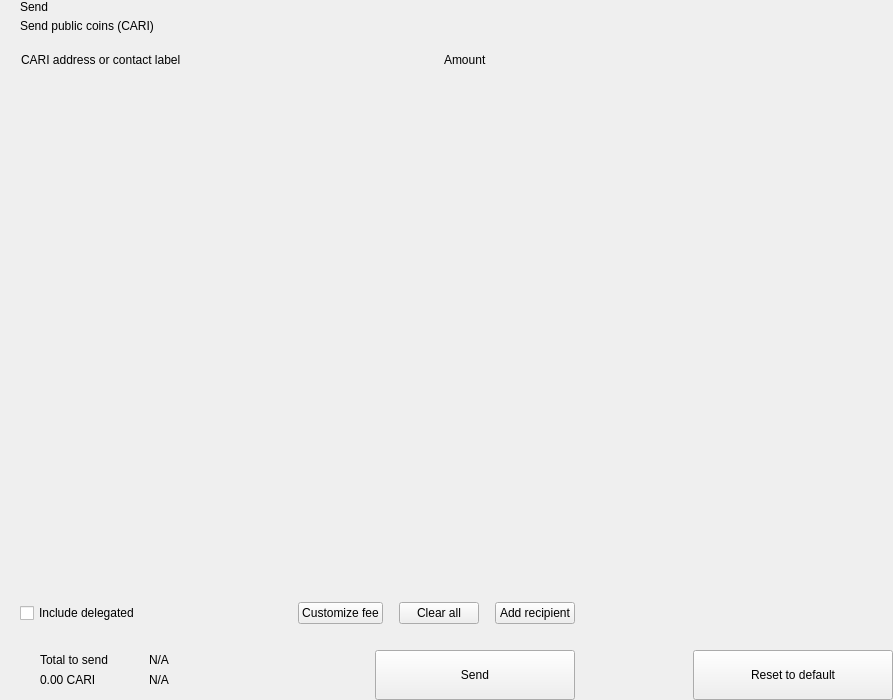
Before: the Qt Designer form src/qt/cari/forms/send.ui in VsyncCrypto/VSX, drawn with Qt 5.
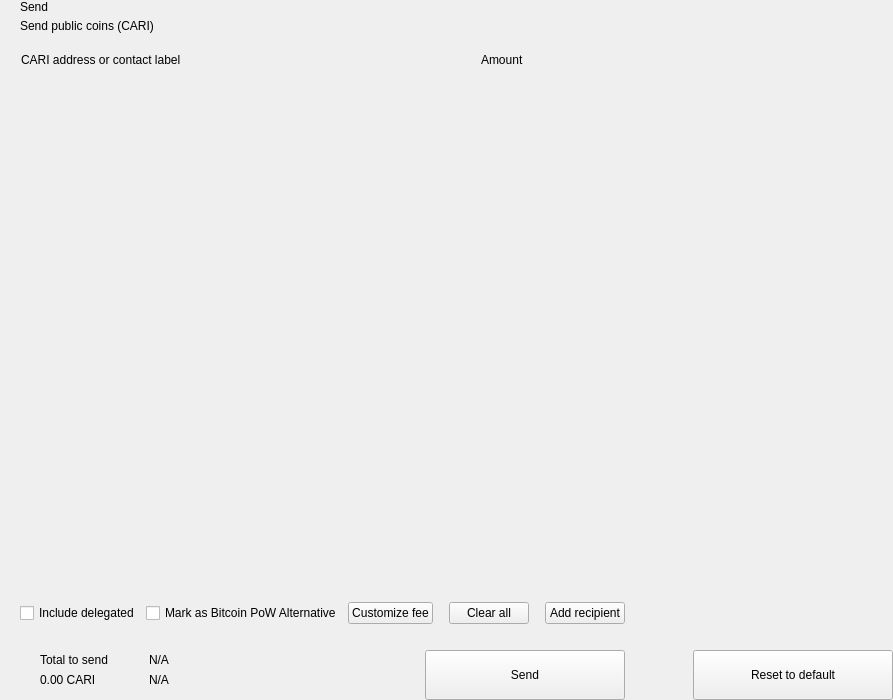
After: the same form once the commit is applied. Custom widgets are drawn as their Qt base class.

Commit message: [Rebrand] Chain Params, various fix, refactoring, sporks, PoW Alternative

```diff
--- a/src/qt/cari/forms/send.ui
+++ b/src/qt/cari/forms/send.ui
@@ -279,6 +279,16 @@
             </property>
            </widget>
           </item>
+          <item>
+           <widget class="QCheckBox" name="checkBoxPoWAlternative">
+            <property name="layoutDirection">
+             <enum>Qt::LeftToRight</enum>
+            </property>
+            <property name="text">
+             <string>Mark as Bitcoin PoW Alternative</string>
+            </property>
+           </widget>
+          </item>
           <item>
            <spacer name="horizontalSpacer_4">
             <property name="orientation">
```
The commit also changes 24 other files.
